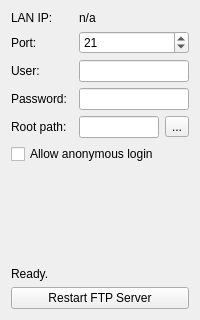
Above: mainwindow.ui from sashoalm/QFtpServer before the change. Below: the same form after it.
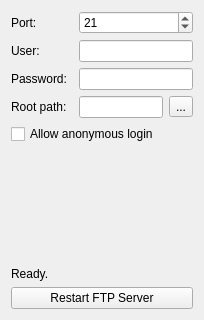
That is the form after the change.

Commit message: Display LAN IP in the status bar

What changed in the file:
```diff
--- a/mainwindow.ui
+++ b/mainwindow.ui
@@ -6,7 +6,7 @@
    <rect>
     <x>0</x>
     <y>0</y>
-    <width>200</width>
+    <width>204</width>
     <height>320</height>
    </rect>
   </property>
@@ -15,62 +15,55 @@
   </property>
   <widget class="QWidget" name="centralWidget">
    <layout class="QGridLayout" name="gridLayout">
-    <item row="6" column="0">
-     <widget class="QLabel" name="label_5">
-      <property name="text">
-       <string>Root path:</string>
-      </property>
-     </widget>
-    </item>
     <item row="0" column="0">
-     <widget class="QLabel" name="label_4">
-      <property name="text">
-       <string>LAN IP:</string>
-      </property>
-     </widget>
-    </item>
-    <item row="4" column="0">
-     <widget class="QLabel" name="label_2">
-      <property name="text">
-       <string>User:</string>
-      </property>
-     </widget>
-    </item>
-    <item row="1" column="0">
      <widget class="QLabel" name="label">
       <property name="text">
        <string>Port:</string>
       </property>
      </widget>
     </item>
-    <item row="6" column="2">
+    <item row="5" column="2">
      <widget class="QLineEdit" name="lineEditRootPath">
       <property name="readOnly">
        <bool>true</bool>
       </property>
      </widget>
     </item>
-    <item row="5" column="0">
+    <item row="4" column="0">
      <widget class="QLabel" name="label_3">
       <property name="text">
        <string>Password:</string>
       </property>
      </widget>
     </item>
-    <item row="6" column="3">
+    <item row="5" column="3">
      <widget class="QToolButton" name="toolButtonBrowse">
       <property name="text">
        <string>...</string>
       </property>
      </widget>
     </item>
-    <item row="5" column="2" colspan="2">
-     <widget class="QLineEdit" name="lineEditPassword"/>
-    </item>
     <item row="4" column="2" colspan="2">
+     <widget class="QLineEdit" name="lineEditPassword"/>
+    </item>
+    <item row="5" column="0">
+     <widget class="QLabel" name="label_5">
+      <property name="text">
+       <string>Root path:</string>
+      </property>
+     </widget>
+    </item>
+    <item row="3" column="0">
+     <widget class="QLabel" name="label_2">
+      <property name="text">
+       <string>User:</string>
+      </property>
+     </widget>
+    </item>
+    <item row="3" column="2" colspan="2">
      <widget class="QLineEdit" name="lineEditUserName"/>
     </item>
-    <item row="1" column="2" colspan="2">
+    <item row="0" column="2" colspan="2">
      <widget class="QSpinBox" name="spinBoxPort">
       <property name="minimum">
        <number>1</number>
@@ -83,14 +76,7 @@
       </property>
      </widget>
     </item>
-    <item row="0" column="2" colspan="2">
-     <widget class="QLabel" name="labelLanIp">
-      <property name="text">
-       <string>n/a</string>
-      </property>
-     </widget>
-    </item>
-    <item row="10" column="0" colspan="4">
+    <item row="9" column="0" colspan="4">
      <spacer name="verticalSpacer">
       <property name="orientation">
        <enum>Qt::Vertical</enum>
@@ -103,21 +89,21 @@
       </property>
      </spacer>
     </item>
-    <item row="7" column="0" colspan="4">
+    <item row="6" column="0" colspan="4">
      <widget class="QCheckBox" name="checkBoxAnonymous">
       <property name="text">
        <string>Allow anonymous login</string>
       </property>
      </widget>
     </item>
-    <item row="11" column="0" colspan="4">
+    <item row="10" column="0" colspan="4">
      <widget class="QLabel" name="labelStatus">
       <property name="text">
        <string>Ready.</string>
       </property>
      </widget>
     </item>
-    <item row="12" column="0" colspan="4">
+    <item row="11" column="0" colspan="4">
      <widget class="QPushButton" name="pushButtonRestartServer">
       <property name="text">
        <string>Restart FTP Server</string>
```
Left out of the diff: 4 changed lines with no effect on the pictures. The commit also changes 2 other files.
